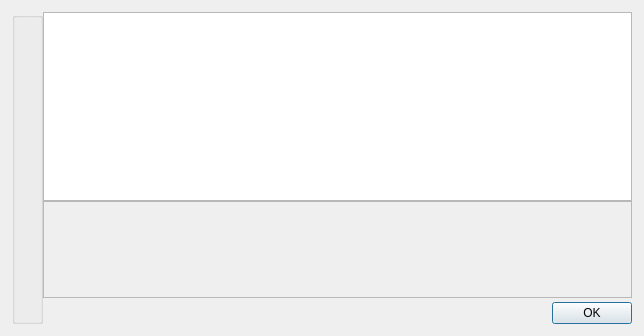
This is src/qt/forms/helpmessagedialog.ui in genisyskernel/koyotecoin as Qt 5 draws it before an edit. The edited form follows.
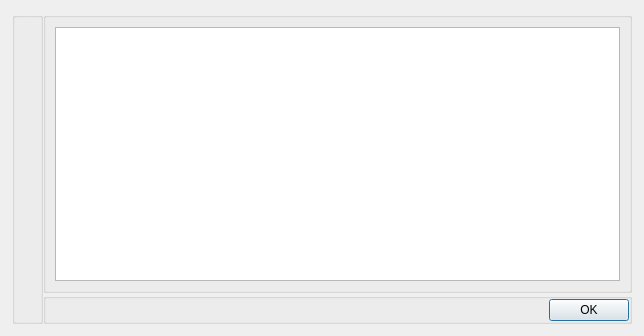
This is the edited form. Icons and pictures are not drawn.

Commit message:
koyotecoin: fix ui form - helpmessagedialog.ui
Koyotecoin: Fix UI Form - helpmessagedialog.ui

What changed in the file:
```diff
--- a/src/qt/forms/helpmessagedialog.ui
+++ b/src/qt/forms/helpmessagedialog.ui
@@ -126,6 +126,12 @@
    <item>
     <layout class="QVBoxLayout" name="verticalLayout">
      <item>
+      <widget class="QGroupBox" name="groupBox_2">
+       <property name="title">
+        <string/>
+       </property>
+       <layout class="QVBoxLayout" name="verticalLayout_5">
+        <item>
       <widget class="QTextEdit" name="aboutMessage">
        <property name="maximumSize">
         <size>
@@ -136,37 +142,37 @@
       </widget>
      </item>
      <item>
-      <widget class="QTextEdit" name="helpMessage">
-       <property name="enabled">
-        <bool>false</bool>
-       </property>
-       <property name="maximumSize">
-        <size>
-         <width>16777215</width>
-         <height>100</height>
-        </size>
-       </property>
-       <property name="readOnly">
-        <bool>true</bool>
-       </property>
+         <layout class="QVBoxLayout" name="verticalLayout_4"/>
+        </item>
+       </layout>
       </widget>
      </item>
      <item>
-      <spacer name="verticalSpacer">
-       <property name="orientation">
-        <enum>Qt::Vertical</enum>
+      <widget class="QGroupBox" name="groupBox_3">
+       <property name="title">
+        <string/>
        </property>
-       <property name="sizeType">
-        <enum>QSizePolicy::Fixed</enum>
-       </property>
-       <property name="sizeHint" stdset="0">
-        <size>
-         <width>4</width>
-         <height>4</height>
-        </size>
-       </property>
-      </spacer>
-     </item>
+       <layout class="QVBoxLayout" name="verticalLayout_7">
+        <property name="spacing">
+         <number>10</number>
+        </property>
+        <property name="leftMargin">
+         <number>0</number>
+        </property>
+        <property name="topMargin">
+         <number>0</number>
+        </property>
+        <property name="rightMargin">
+         <number>0</number>
+        </property>
+        <property name="bottomMargin">
+         <number>0</number>
+        </property>
+        <item>
+         <layout class="QVBoxLayout" name="verticalLayout_6">
+          <property name="spacing">
+           <number>10</number>
+          </property>
      <item>
       <widget class="QDialogButtonBox" name="okButton">
        <property name="orientation">
@@ -175,6 +181,11 @@
        <property name="standardButtons">
         <set>QDialogButtonBox::Ok</set>
        </property>
+           </widget>
+          </item>
+         </layout>
+        </item>
+       </layout>
       </widget>
      </item>
     </layout>
```
Lines whose indentation alone changed are shown as unchanged.
